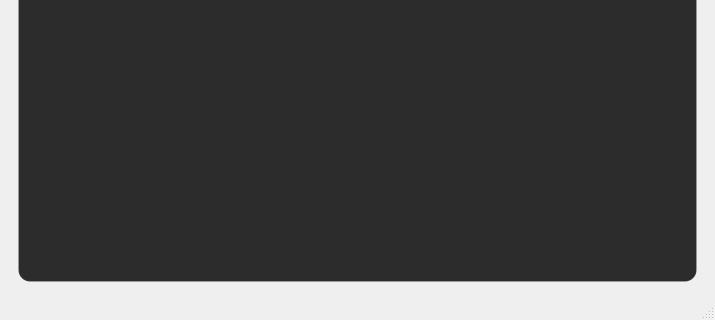
Above: src/ymd_gui/gui/forms/main_window.ui from ghtyv/yandex-music-downloader-gui before the change; both pictures show x 0 to 715 and y 567 to 887 of the 715 by 887 pixel window. Below: the same form after it.
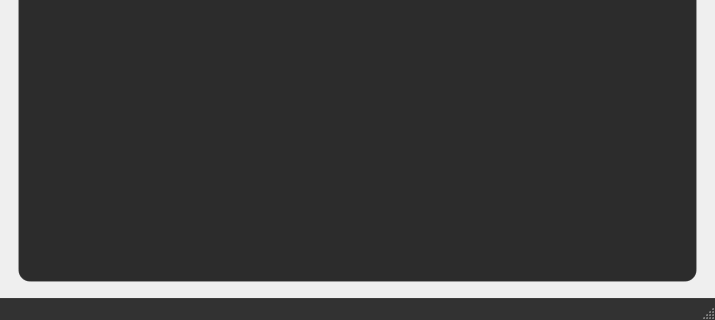
That is the form after the change. Icons and pictures are not drawn. Custom widgets are drawn as their Qt base class.

Diff of the .ui file:
```diff
--- a/src/ymd_gui/gui/forms/main_window.ui
+++ b/src/ymd_gui/gui/forms/main_window.ui
@@ -417,6 +417,22 @@
     background-color: #202020;
 
     border: 1px solid #303030;
+}
+
+QStatusBar {
+    color: #AAAAAA;
+
+    background-color: rgba(10, 10, 10, 210);
+
+    border-top: 1px solid rgba(255, 255, 255, 15);
+
+    padding-left: 8px;
+
+    font-size: 12px;
+}
+
+QStatusBar::item {
+    border: none;
 }</string>
   </property>
   <widget class="AnimatedBackground" name="centralwidget">
```
